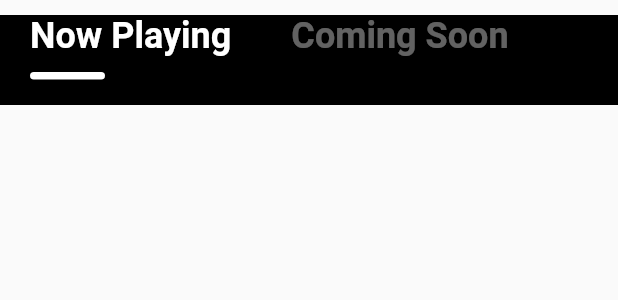
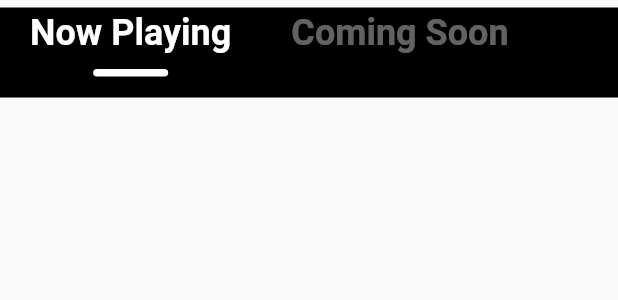
Before and after one commit to harshit-kishor2/Movie_app_flutter, a Flutter app: the Category widget shown alone on an empty page, opened directly with empty values, on a phone screen of 412 x 824 dp. Shown: the top 300 px of the screen. Run offline on Flutter 3.47's test engine with Material 2 defaults, Android fonts, the phone set to English and light mode, and no system bars; our stand-ins replace bloc, dartz, equatable, flutter_bloc, flutter_svg, fluttertoast and 2 more; missing offline and left inert: data_connection_checker_tv; accounts and stored records are empty.

Commit message:
app bar added

```diff
--- a/lib/features/home/presentation/pages/home_screen.dart
+++ b/lib/features/home/presentation/pages/home_screen.dart
@@ -6,6 +6,7 @@ import 'package:movie_app/core/util/shared_preference.dart';
 import 'package:movie_app/features/home/data/models/result_model.dart';
 import 'package:movie_app/features/home/domain/entities/movies_enum.dart';
 import 'package:movie_app/features/home/presentation/bloc/bloc.dart';
+import 'package:movie_app/features/home/presentation/widgets/app_bar.dart';
 import 'package:movie_app/features/home/presentation/widgets/card_movie.dart';
 import 'package:movie_app/features/home/presentation/widgets/category.dart';
 import 'package:movie_app/injection_container.dart';
@@ -43,6 +44,7 @@ class _HomeScreenState extends State<HomeScreen> {
   @override
   Widget build(BuildContext context) {
     return Scaffold(
+      appBar: appbar(),
       body: SafeArea(
         child: BlocConsumer<HomeBloc, HomeState>(
           listener: (context, state) {
--- a/lib/features/home/presentation/widgets/category.dart
+++ b/lib/features/home/presentation/widgets/category.dart
@@ -15,7 +15,8 @@ class Category extends StatelessWidget {
   Widget build(BuildContext context) {
     return Container(
       color: Colors.black,
-      margin: const EdgeInsets.symmetric(vertical: 10.0),
+      margin: const EdgeInsets.symmetric(vertical: 5.0),
+      padding: const EdgeInsets.symmetric(vertical: 3.0),
       height: 60,
       child: ListView.builder(
         scrollDirection: Axis.horizontal,
@@ -31,7 +32,7 @@ class Category extends StatelessWidget {
       child: GestureDetector(
         onTap: () => onSelectChange(index),
         child: Column(
-          crossAxisAlignment: CrossAxisAlignment.start,
+          crossAxisAlignment: CrossAxisAlignment.center,
           children: <Widget>[
             Text(
               [
```
Also changed, not shown: lib/features/home/presentation/widgets/app_bar.dart (added, +27 -0 lines), assets/icons/menu.svg (added), assets/icons/search.svg (added).
